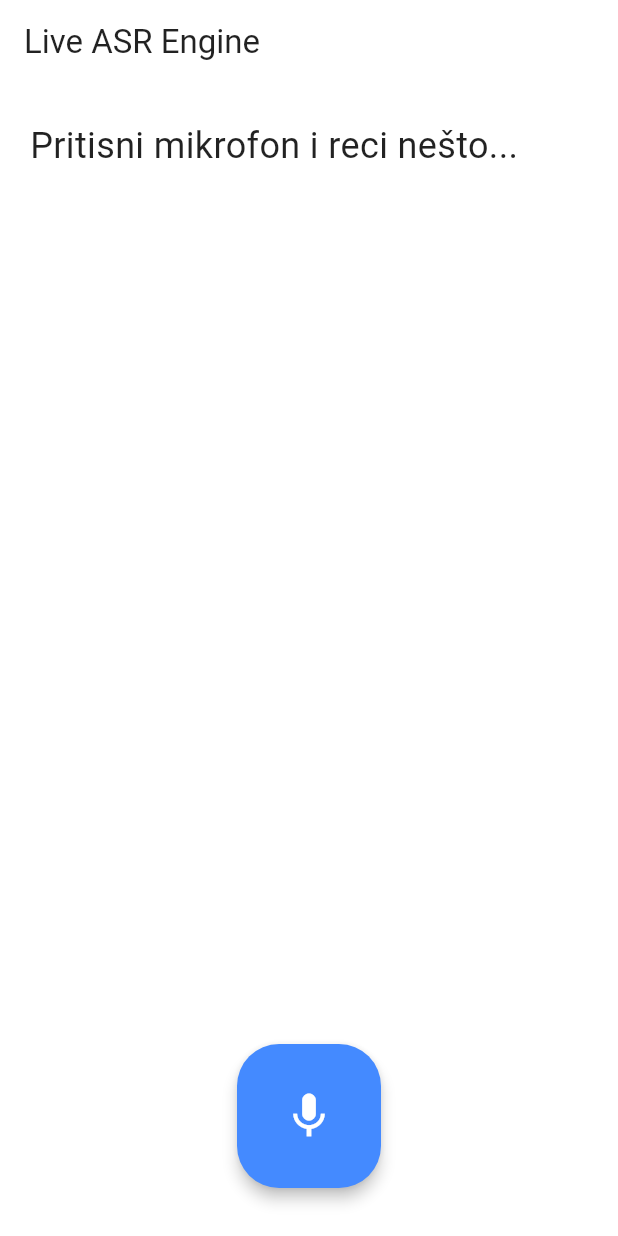
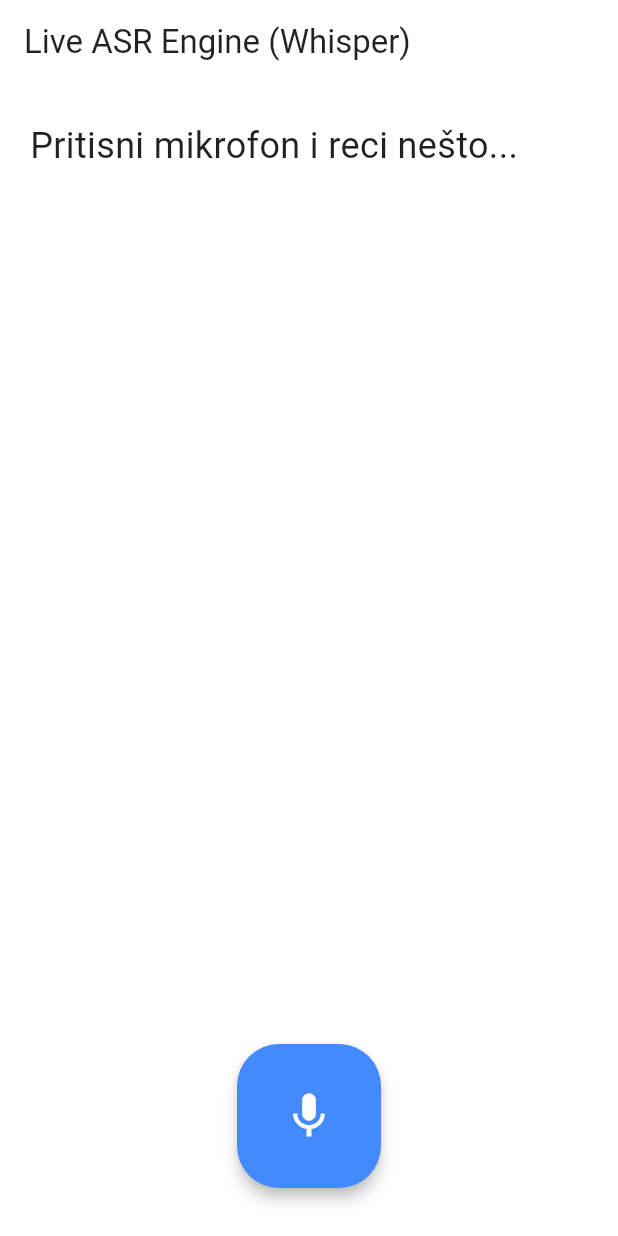
Before and after one commit to Danis96/offline_audio_sherpa_onnx, a Flutter app: the LiveTranslationScreen screen opened directly with empty values, on a phone screen of 412 x 824 dp. Run offline on Flutter 3.47's test engine with Material 3 defaults, Android fonts, the phone set to English and light mode, and no system bars; missing offline and left inert: record, sherpa_onnx.

Commit message:
Add whisper small model

```diff
--- a/lib/main.dart
+++ b/lib/main.dart
@@ -51,10 +51,13 @@ class _InitialLoadingScreenState extends State<InitialLoadingScreen> {
       File vadFile = await _copyAssetToPhysicalStorage('assets/models/silero_vad.onnx');
 
       setState(() => _statusMessage = "Priprema AI rječnika...");
-      File tokensFile = await _copyAssetToPhysicalStorage('assets/models/sensevoice/tokens.txt');
+      File tokensFile = await _copyAssetToPhysicalStorage('assets/models/whisper/small-tokens.txt');
 
       setState(() => _statusMessage = "Priprema glavnog ASR modela (ovo može potrajati)...");
-      File modelFile = await _copyAssetToPhysicalStorage('assets/models/sensevoice/model.int8.onnx');
+      File modelFile = await _copyAssetToPhysicalStorage('assets/models/whisper/small-encoder.int8.onnx');
+
+      setState(() => _statusMessage = "Priprema glavnog ASR modela (ovo može potrajati)...");
+      File modelDecoderFile = await _copyAssetToPhysicalStorage('assets/models/whisper/small-decoder.int8.onnx');
 
       // Kada je sve gotovo, prebacujemo korisnika na glavni ekran
       // Koristimo pushReplacement da korisnik ne može uraditi "Back" na loading ekran
@@ -66,6 +69,7 @@ class _InitialLoadingScreenState extends State<InitialLoadingScreen> {
               modelPath: modelFile.path,      // Uzimamo .path iz File objekta
               tokensPath: tokensFile.path,
               vadModelPath: vadFile.path,
+              model2Path: modelDecoderFile.path,
             ),
           ),
         );
--- a/lib/src/app.dart
+++ b/lib/src/app.dart
@@ -8,15 +8,17 @@ import 'package:sherpa_onnx/sherpa_onnx.dart' as sherpa_onnx;
 import 'package:sherpa_onnx/sherpa_onnx.dart';
 
 class LiveTranslationScreen extends StatefulWidget {
-  final String modelPath;
+  final String modelPath;     // Ovo je sada ENCODER
   final String tokensPath;
   final String vadModelPath;
+  final String model2Path;    // Ovo je sada DECODER
 
   const LiveTranslationScreen({
     Key? key,
     required this.modelPath,
     required this.tokensPath,
     required this.vadModelPath,
+    required this.model2Path,
   }) : super(key: key);
 
   @override
@@ -37,34 +39,39 @@ class _LiveTranslationScreenState extends State<LiveTranslationScreen> {
   final Queue<Float32List> _processingQueue = Queue<Float32List>();
   bool _isEngineBusy = false;
   bool _isSherpaInitialized = false;
-  int _frameCount = 0; // Dodano za praćenje protoka audia
+  int _frameCount = 0;
 
   @override
   void initState() {
     super.initState();
-    print("🚀 INIT: Pokrećem LiveTranslationScreen...");
+    print("🚀 INIT: Pokrećem LiveTranslationScreen (Whisper)...");
     _initSherpa();
   }
 
   Future<void> _initSherpa() async {
-    print("⚙️ SHERPA: Započinjem inicijalizaciju...");
+    print("⚙️ SHERPA: Započinjem inicijalizaciju Whispera...");
     if (!_isSherpaInitialized) {
       sherpa_onnx.initBindings();
       _isSherpaInitialized = true;
       print("⚙️ SHERPA: Native bindings inicijalizovani.");
     }
 
-    // 1. ASR Model (SenseVoice)
+    // 1. ASR Model (Whisper implementacija)
     final config = sherpa_onnx.OfflineRecognizerConfig(
       model: sherpa_onnx.OfflineModelConfig(
         tokens: widget.tokensPath,
-        senseVoice: sherpa_onnx.OfflineSenseVoiceModelConfig(
-          model: widget.modelPath,
-          language: "en",
+
+        // --- NOVA WHISPER KONFIGURACIJA ---
+        whisper: sherpa_onnx.OfflineWhisperModelConfig(
+          encoder: widget.modelPath,   // small-encoder.int8.onnx
+          decoder: widget.model2Path,  // small-decoder.int8.onnx
+          language: "en",              // Forsiramo bosanski jezik
+          task: "transcribe",          // Zadaća je prepisivanje
         ),
-        numThreads: 1,
+
+        numThreads: 3,                 // Whisper radi bolje sa 2 threada
         debug: true,
-        modelType: 'sense_voice',
+        modelType: 'whisper',          // Obavezno navesti da je Whisper!
       ),
       feat: sherpa_onnx.FeatureConfig(
         sampleRate: 16000,
@@ -74,9 +81,9 @@ class _LiveTranslationScreenState extends State<LiveTranslationScreen> {
 
     try {
       _recognizer = sherpa_onnx.OfflineRecognizer(config);
-      print("✅ SHERPA: ASR Recognizer USPJEŠNO kreiran!");
+      print("✅ SHERPA: Whisper ASR Recognizer USPJEŠNO kreiran!");
     } catch (e) {
-      print("❌ SHERPA GREŠKA: Recognizer nije kreiran. Razlog: $e");
+      print("❌ SHERPA GREŠKA: Whisper Recognizer nije kreiran. Razlog: $e");
     }
 
     // 2. VAD Model (Silero)
@@ -85,8 +92,9 @@ class _LiveTranslationScreenState extends State<LiveTranslationScreen> {
         config: VadModelConfig(
           sileroVad: SileroVadModelConfig(
             model: widget.vadModelPath,
-            threshold: 0.2, // OVO SMANJI SA 0.5 NA 0.2 (veća osjetljivost)
+            threshold: 0.2,
             minSpeechDuration: 0.1,
+            // POVEĆANO NA 1.2: Dajemo Whisperu više konteksta prije sječenja
             minSilenceDuration: 0.5,
             windowSize: 512,
           ),
@@ -94,7 +102,7 @@ class _LiveTranslationScreenState extends State<LiveTranslationScreen> {
           numThreads: 1,
           debug: false,
         ),
-        bufferSizeInSeconds: 60.0,
+        bufferSizeInSeconds: 3.0,
       );
       print("✅ SHERPA: VAD Model USPJEŠNO kreiran!");
     } catch (e) {
@@ -125,7 +133,6 @@ class _LiveTranslationScreenState extends State<LiveTranslationScreen> {
       _audioStreamSub = stream.listen((data) {
         _frameCount++;
         if (_frameCount % 20 == 0) {
-          // Printamo svake ~2 sekunde da potvrdimo da podaci zaista stižu
           print("🌊 AUDIO TOK: Primam podatke... (Frame: $_frameCount, Veličina: ${data.length} bytes)");
         }
         _processAudioFrame(_convertBytesToFloat32(data));
@@ -138,7 +145,7 @@ class _LiveTranslationScreenState extends State<LiveTranslationScreen> {
   }
 
   String _mergeText(String existingText, String newText) {
-    // 1. Očistimo SenseVoice tagove (npr. <|zh|>, <|NEUTRAL|>, <|Speech|>)
+    // Očistimo eventualne sistemske tagove (mada ih Whisper rjeđe baca od SenseVoice-a)
     String cleanNewText = newText.replaceAll(RegExp(r'<\|.*?\|>'), '').trim();
 
     if (existingText.isEmpty) return cleanNewText;
@@ -146,13 +153,11 @@ class _LiveTranslationScreenState extends State<LiveTranslationScreen> {
 
     existingText = existingText.trimRight();
 
-    // 2. Sigurnije spajanje bez RangeError-a
     int maxOverlapLength = 20;
     if (cleanNewText.length < maxOverlapLength) maxOverlapLength = cleanNewText.length;
     if (existingText.length < maxOverlapLength) maxOverlapLength = existingText.length;
 
     for (int i = maxOverlapLength; i > 0; i--) {
-      // Dodali smo try-catch da nikad ne pukne ako se desi neki čudan index
       try {
         String suffix = existingText.substring(existingText.length - i);
         String prefix = cleanNewText.substring(0, i);
@@ -197,14 +202,14 @@ class _LiveTranslationScreenState extends State<LiveTranslationScreen> {
     }
 
     _isEngineBusy = true;
-    print("⚙️ ASR ENGINE: Preuzimam segment iz reda i krećem u prepoznavanje...");
+    print("⚙️ ASR ENGINE: Preuzimam segment iz reda i krećem u prepoznavanje (Whisper)...");
     final chunk = _processingQueue.removeFirst();
 
     try {
       final offlineStream = _recognizer!.createStream();
       offlineStream.acceptWaveform(sampleRate: _sampleRate, samples: chunk);
 
-      print("🧠 ASR ENGINE: Dekodiram...");
+      print("🧠 ASR ENGINE: Whisper dekodira komad...");
       _recognizer!.decode(offlineStream);
 
       final result = _recognizer!.getResult(offlineStream);
@@ -228,19 +233,13 @@ class _LiveTranslationScreenState extends State<LiveTranslationScreen> {
   }
 
   Float32List _convertBytesToFloat32(Uint8List data) {
-    // Koristimo ByteData za sigurnu manipulaciju bajtovima
     final byteData = ByteData.sublistView(data);
-
-    // Svaki sample ima 2 bajta (16 bita), pa je dužina niza duplo manja
     final float32List = Float32List(data.length ~/ 2);
 
     double maxAmplitude = 0.0;
 
     for (int i = 0; i < float32List.length; i++) {
-      // Eksplicitno čitamo 16-bitni integer kao Little Endian (iOS/Android standard)
       int sample = byteData.getInt16(i * 2, Endian.little);
-
-      // Normalizacija u raspon -1.0 do 1.0
       float32List[i] = sample / 32768.0;
 
       if (float32List[i].abs() > maxAmplitude) {
@@ -292,7 +291,7 @@ class _LiveTranslationScreenState extends State<LiveTranslationScreen> {
     return Scaffold(
       backgroundColor: Colors.white,
       appBar: AppBar(
-        title: const Text("Live ASR Engine", style: TextStyle(color: Colors.black87)),
+        title: const Text("Live ASR Engine (Whisper)", style: TextStyle(color: Colors.black87)),
         backgroundColor: Colors.white,
         elevation: 0,
         iconTheme: const IconThemeData(color: Colors.black87),
--- a/pubspec.yaml
+++ b/pubspec.yaml
@@ -63,6 +63,9 @@ flutter:
   assets:
     - assets/models/sensevoice/model.int8.onnx
     - assets/models/sensevoice/tokens.txt
+    - assets/models/whisper/small-decoder.int8.onnx
+    - assets/models/whisper/small-encoder.int8.onnx
+    - assets/models/whisper/small-tokens.txt
     - assets/models/silero_vad.onnx
 
   # To add assets to your application, add an assets section, like this:
```
